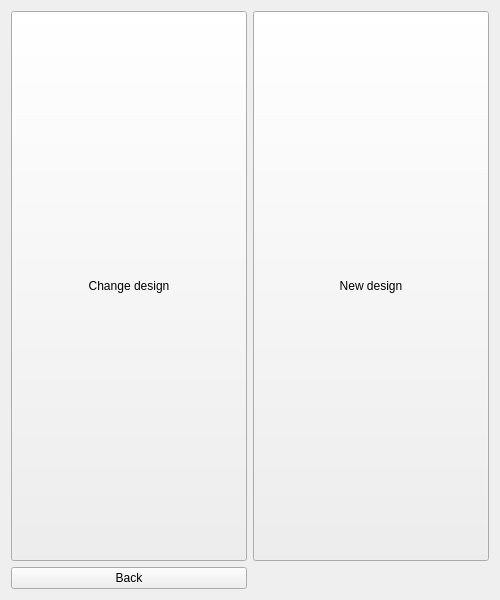
Qt form Algorithm_project/design.ui (ma7899/uni-algorithm-project) before a commit.
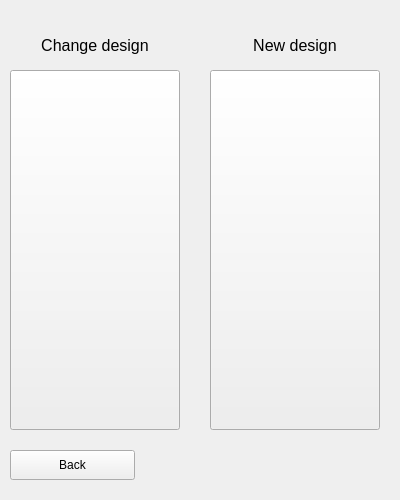
The same form after that commit.

```diff
--- a/Algorithm_project/design.ui
+++ b/Algorithm_project/design.ui
@@ -6,35 +6,62 @@
    <rect>
     <x>0</x>
     <y>0</y>
-    <width>500</width>
-    <height>600</height>
+    <width>400</width>
+    <height>500</height>
    </rect>
   </property>
+  <property name="sizePolicy">
+   <sizepolicy hsizetype="Fixed" vsizetype="Fixed">
+    <horstretch>0</horstretch>
+    <verstretch>0</verstretch>
+   </sizepolicy>
+  </property>
+  <property name="minimumSize">
+   <size>
+    <width>400</width>
+    <height>500</height>
+   </size>
+  </property>
   <property name="maximumSize">
    <size>
-    <width>500</width>
-    <height>600</height>
+    <width>400</width>
+    <height>500</height>
    </size>
   </property>
   <property name="windowTitle">
    <string>Form</string>
   </property>
-  <layout class="QGridLayout" name="gridLayout">
-   <item row="0" column="0">
     <widget class="QPushButton" name="changedes">
+   <property name="geometry">
+    <rect>
+     <x>10</x>
+     <y>70</y>
+     <width>170</width>
+     <height>360</height>
+    </rect>
+   </property>
      <property name="sizePolicy">
       <sizepolicy hsizetype="Minimum" vsizetype="Preferred">
        <horstretch>0</horstretch>
        <verstretch>0</verstretch>
       </sizepolicy>
      </property>
+   <property name="styleSheet">
+    <string notr="true"/>
+   </property>
      <property name="text">
-      <string>Change design</string>
-     </property>
-    </widget>
-   </item>
-   <item row="0" column="1">
+    <string/>
+   </property>
+  </widget>
     <widget class="QPushButton" name="newdes">
+   <property name="geometry">
+    <rect>
+     <x>210</x>
+     <y>70</y>
+     <width>170</width>
+     <height>360</height>
+    </rect>
+   </property>
      <property name="sizePolicy">
       <sizepolicy hsizetype="Minimum" vsizetype="Preferred">
        <horstretch>0</horstretch>
@@ -42,12 +69,18 @@
       </sizepolicy>
      </property>
      <property name="text">
-      <string>New design</string>
-     </property>
-    </widget>
-   </item>
-   <item row="1" column="0">
+    <string/>
+   </property>
+  </widget>
     <widget class="QPushButton" name="back">
+   <property name="geometry">
+    <rect>
+     <x>10</x>
+     <y>450</y>
+     <width>125</width>
+     <height>30</height>
+    </rect>
+   </property>
      <property name="sizePolicy">
       <sizepolicy hsizetype="Minimum" vsizetype="Fixed">
        <horstretch>0</horstretch>
@@ -61,8 +94,48 @@
       <string>Back</string>
      </property>
     </widget>
-   </item>
-  </layout>
+  <widget class="QLabel" name="label">
+   <property name="geometry">
+    <rect>
+     <x>210</x>
+     <y>20</y>
+     <width>170</width>
+     <height>50</height>
+    </rect>
+   </property>
+   <property name="font">
+    <font>
+     <pointsize>12</pointsize>
+    </font>
+   </property>
+   <property name="text">
+    <string>New design</string>
+   </property>
+   <property name="alignment">
+    <set>Qt::AlignCenter</set>
+   </property>
+  </widget>
+  <widget class="QLabel" name="label_2">
+   <property name="geometry">
+    <rect>
+     <x>10</x>
+     <y>20</y>
+     <width>170</width>
+     <height>50</height>
+    </rect>
+   </property>
+   <property name="font">
+    <font>
+     <pointsize>12</pointsize>
+    </font>
+   </property>
+   <property name="text">
+    <string>Change design</string>
+   </property>
+   <property name="alignment">
+    <set>Qt::AlignCenter</set>
+   </property>
+  </widget>
  </widget>
  <resources/>
  <connections/>
```
Lines whose indentation alone changed are shown as unchanged.
